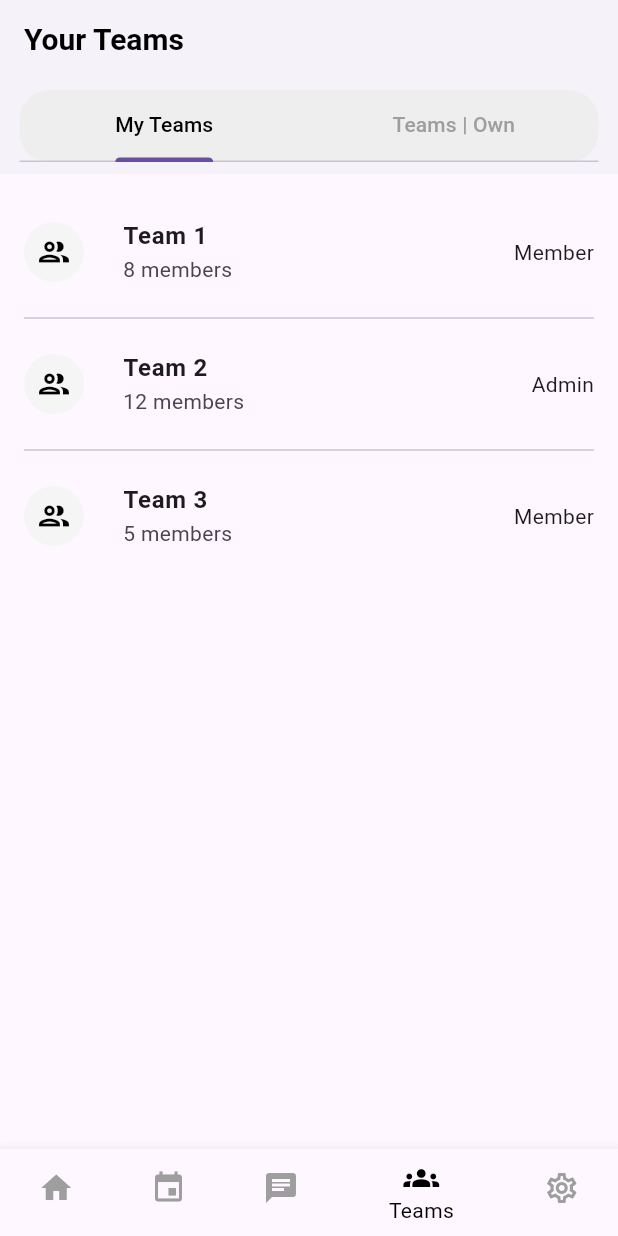
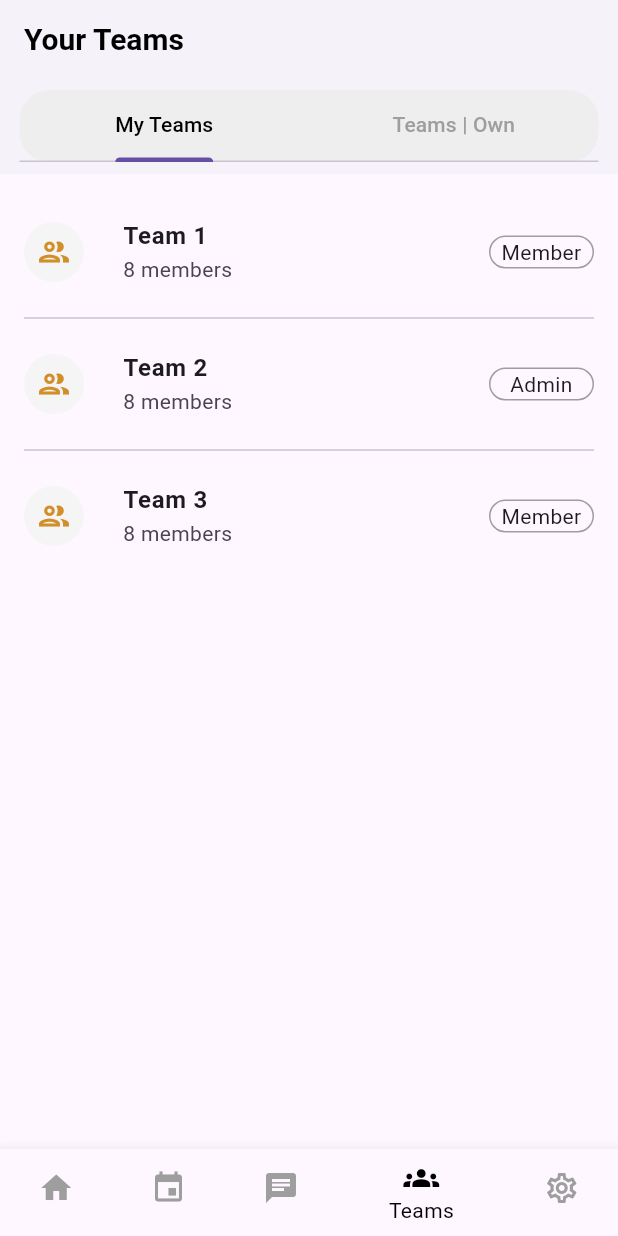
Before and after one commit to raedzayoud/Team_Collaboration, a Flutter app: the screen it shows after launch, item 4 of the bottom bar chosen, on a phone screen of 412 x 824 dp. Run offline on Flutter 3.47's test engine with Material 3 defaults, Android fonts, the phone set to English and light mode, and no system bars; our stand-ins replace bloc, flutter_bloc, shared_preferences; missing offline and left inert: flutter_quill.

Commit message:
finish ui teams

```diff
--- a/lib/main.dart
+++ b/lib/main.dart
@@ -1,4 +1,3 @@
-import 'package:collab_doc/feature/authentication/presentation/view/login_view.dart';
 import 'package:collab_doc/feature/document/prenstation/manager/cubit/document_cubit.dart';
 import 'package:collab_doc/feature/home/presentation/view/home_screen_view.dart';
 import 'package:collab_doc/utils/router.dart';
--- a/lib/teams/presentation/view/teamsmember.dart
+++ b/lib/teams/presentation/view/teamsmember.dart
@@ -1,3 +1,5 @@
+import 'package:collab_doc/teams/presentation/view/widgets/buildteamownrow.dart';
+import 'package:collab_doc/teams/presentation/view/widgets/buildteamrow.dart';
 import 'package:flutter/material.dart';
 
 class Teamsmember extends StatelessWidget {
@@ -41,22 +43,42 @@ class Teamsmember extends StatelessWidget {
               padding: EdgeInsets.all(16.0),
               child: ListView(
                 children: [
-                  _buildTeamRow("Team 1", "8 members", "Member"),
+                  Buildteamrow(
+                      teamName: "Team 1", members: "8 members", role: "Member"),
                   Divider(),
-                  _buildTeamRow("Team 2", "12 members", "Admin"),
+                  Buildteamrow(
+                      teamName: "Team 2", members: "8 members", role: "Admin"),
                   Divider(),
-                  _buildTeamRow("Team 3", "5 members", "Member"),
+                  Buildteamrow(
+                      teamName: "Team 3", members: "8 members", role: "Member"),
                 ],
               ),
             ),
-            Center(
-              child: Column(
-                mainAxisAlignment: MainAxisAlignment.center,
+            Padding(
+              padding: EdgeInsets.all(16.0),
+              child: ListView(
                 children: [
-                  Icon(Icons.group, size: 80, color: Colors.grey),
-                  SizedBox(height: 10),
-                  Text("No Teams Found",
-                      style: TextStyle(fontSize: 18, color: Colors.grey)),
+                  BuildteamOwnRow(
+                      teamName: "Team 1", members: "8 members", role: "Owner"),
+                  Divider(),
+                  BuildteamOwnRow(
+                      teamName: "Team 1", members: "8 members", role: "Owner"),
+                  Divider(),
+                  BuildteamOwnRow (
+                      teamName: "Team 1", members: "8 members", role: "Owner"),
+                  SizedBox(height: 10,),
+                  MaterialButton(
+                    padding: EdgeInsets.all(14),
+                    shape: RoundedRectangleBorder(
+                      borderRadius: BorderRadius.circular(20)
+                    ),
+                    color: Colors.black,
+                    onPressed: (){},child: Text("Create New Team",style: TextStyle(
+                    color: Colors.white,
+                    fontSize: 15,
+                    fontWeight: FontWeight.bold
+                  ),),)
+
                 ],
               ),
             ),
@@ -65,28 +87,4 @@ class Teamsmember extends StatelessWidget {
       ),
     );
   }
-
-  Widget _buildTeamRow(String teamName, String members, String role) {
-    return Row(
-      children: [
-        Container(
-          height: 40,
-          width: 40,
-          decoration: BoxDecoration(
-            color: Colors.grey[100],
-            borderRadius: BorderRadius.circular(20),
-          ),
-          child: Icon(Icons.group_outlined, color: Colors.black),
-        ),
-        SizedBox(width: 10),
-        Expanded(
-          child: ListTile(
-            title: Text(teamName, style: TextStyle(fontWeight: FontWeight.bold)),
-            subtitle: Text(members),
-          ),
-        ),
-        Text(role, style: TextStyle(fontWeight: FontWeight.w400)),
-      ],
-    );
-  }
 }
--- /dev/null
+++ b/lib/teams/presentation/view/widgets/buildteamownrow.dart
@@ -0,0 +1,50 @@
+
+import 'package:flutter/material.dart';
+
+class BuildteamOwnRow extends StatelessWidget {
+  final String teamName;
+  final String members;
+  final String role;
+
+  const BuildteamOwnRow({
+    super.key,
+    required this.teamName,
+    required this.members,
+    required this.role,
+  });
+
+  @override
+  Widget build(BuildContext context) {
+    return Row(
+      children: [
+        Container(
+          height: 40,
+          width: 40,
+          decoration: BoxDecoration(
+            color: Colors.grey[100],
+            borderRadius: BorderRadius.circular(20),
+          ),
+          child: Icon(Icons.groups,
+              color: const Color.fromARGB(255, 209, 142, 41)),
+        ),
+        SizedBox(width: 10),
+        Expanded(
+          child: ListTile(
+              title:
+                  Text(teamName, style: TextStyle(fontWeight: FontWeight.bold)),
+              subtitle: Text(members)),
+        ),
+        Container(
+            width: 70,
+            decoration: BoxDecoration(
+                border: Border.all(color: Colors.grey),
+                borderRadius: BorderRadius.circular(20)),
+            child: Text(
+              role,
+              style: TextStyle(fontWeight: FontWeight.bold),
+              textAlign: TextAlign.center,
+            )),
+      ],
+    );
+  }
+}
--- /dev/null
+++ b/lib/teams/presentation/view/widgets/buildteamrow.dart
@@ -0,0 +1,48 @@
+import 'package:flutter/material.dart';
+
+class Buildteamrow extends StatelessWidget {
+  final String teamName;
+  final String members;
+  final String role;
+
+  const Buildteamrow(
+      {super.key,
+      required this.teamName,
+      required this.members,
+      required this.role});
+
+  @override
+  Widget build(BuildContext context) {
+    return Row(
+      children: [
+        Container(
+          height: 40,
+          width: 40,
+          decoration: BoxDecoration(
+            color: Colors.grey[100],
+            borderRadius: BorderRadius.circular(20),
+          ),
+          child: Icon(Icons.group_outlined,
+              color: const Color.fromARGB(255, 209, 142, 41)),
+        ),
+        SizedBox(width: 10),
+        Expanded(
+          child: ListTile(
+              title:
+                  Text(teamName, style: TextStyle(fontWeight: FontWeight.bold)),
+              subtitle: Text(members)),
+        ),
+        Container(
+            width: 70,
+            decoration: BoxDecoration(
+                border: Border.all(color: Colors.grey),
+                borderRadius: BorderRadius.circular(20)),
+            child: Text(
+              role,
+              style: TextStyle(fontWeight: FontWeight.w400),
+              textAlign: TextAlign.center,
+            )),
+      ],
+    );
+  }
+}
```
